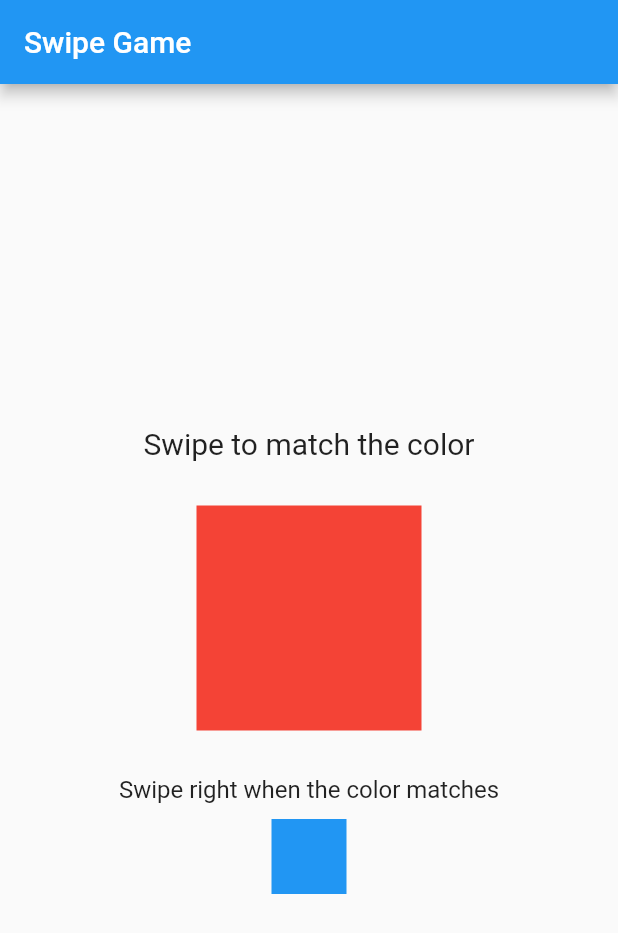
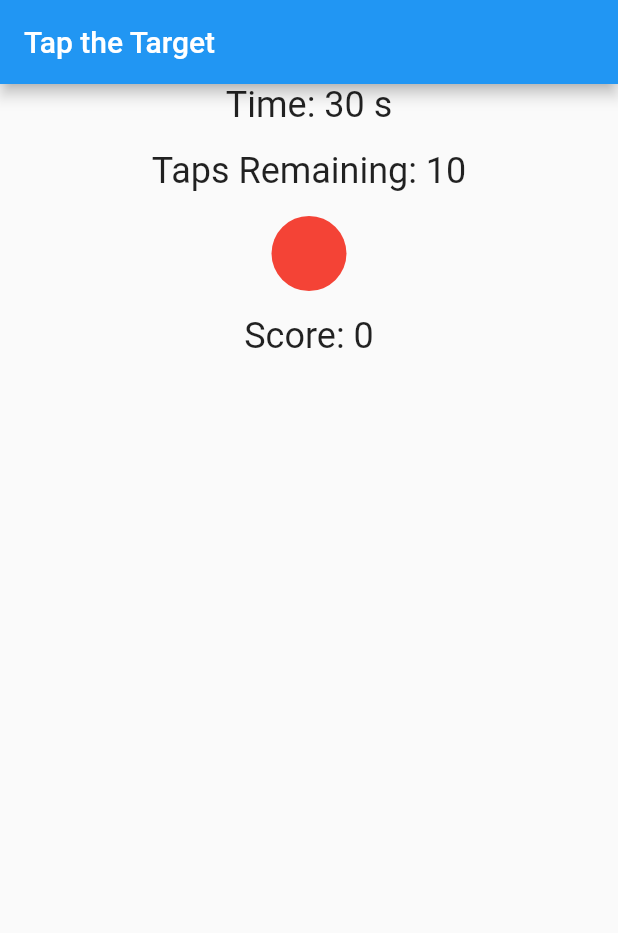
Before and after one commit to Rakibul66/swipdash, a Flutter app: the first screen one second after launch, on a phone screen of 412 x 824 dp. Shown: the top 933 px of the screen. Run offline on Flutter 3.47's test engine with Material 2 defaults, Android fonts, the phone set to English and light mode, and no system bars.

Commit message:
tap the target

```diff
--- a/lib/main.dart
+++ b/lib/main.dart
@@ -1,129 +1,165 @@
 import 'package:flutter/material.dart';
+import 'dart:async';
 import 'dart:math';
 
 void main() {
-  runApp(SwipeGame());
+  runApp(TapTheTargetGame());
 }
 
-class SwipeGame extends StatelessWidget {
+class TapTheTargetGame extends StatelessWidget {
   @override
   Widget build(BuildContext context) {
     return MaterialApp(
-      title: 'Swipe Game',
+      title: 'Tap the Target',
       theme: ThemeData(
         primarySwatch: Colors.blue,
       ),
-      home: SwipeGamePage(),
+      home: GamePage(),
     );
   }
 }
 
-class SwipeGamePage extends StatefulWidget {
+class GamePage extends StatefulWidget {
   @override
-  _SwipeGamePageState createState() => _SwipeGamePageState();
+  _GamePageState createState() => _GamePageState();
 }
 
-class _SwipeGamePageState extends State<SwipeGamePage> {
-  List<Color> colors = [
-    Colors.red,
-    Colors.green,
-    Colors.blue,
-    Colors.yellow,
-    Colors.orange,
-  ];
-  late Color currentColor;
-  late Color targetColor;
-  Random random = Random();
+class _GamePageState extends State<GamePage> {
+  static const int gameTime = 30; // Game duration in seconds
+  static const double targetSize = 50.0;
+  static const double targetSpeed = 150.0;
+  static const int maxTaps = 10; // Maximum taps allowed
+  static const String gameOverText = 'Game Over';
+  static const String tapToRestartText = 'Tap to Restart';
+
+  late Timer _timer;
+  int _timeRemaining = gameTime;
+  int _tapsRemaining = maxTaps;
+  bool _gameOver = false;
+  double _targetX = 0.0;
+  double _targetY = 0.0;
+  Random _random = Random();
+  late Size _screenSize;
+  int _score = 0;
 
   @override
   void initState() {
     super.initState();
-    currentColor = colors[random.nextInt(colors.length)];
-    targetColor = colors[random.nextInt(colors.length)];
+    WidgetsBinding.instance.addPostFrameCallback((_) {
+      _screenSize = MediaQuery.of(context).size;
+      _startGame();
+    });
   }
 
-  void changeColor() {
+  @override
+  void dispose() {
+    _timer.cancel();
+    super.dispose();
+  }
+
+  void _startGame() {
+    _gameOver = false;
+    _timeRemaining = gameTime;
+    _tapsRemaining = maxTaps;
+    _score = 0;
+    _resetTargetPosition();
+
+    _timer = Timer.periodic(Duration(seconds: 1), (timer) {
       setState(() {
-      currentColor = colors[random.nextInt(colors.length)];
-      targetColor = colors[random.nextInt(colors.length)];
+        if (_timeRemaining > 0) {
+          _timeRemaining--;
+        } else {
+          _endGame();
+        }
+      });
+    });
+  }
+
+  void _endGame() {
+    _timer.cancel();
+    _gameOver = true;
+  }
+
+  void _resetTargetPosition() {
+    _targetX = _random.nextDouble() * (_screenSize.width - targetSize);
+    _targetY = _random.nextDouble() * (_screenSize.height - targetSize);
+  }
+
+  void _handleTap() {
+    if (!_gameOver && _tapsRemaining > 0) {
+      setState(() {
+        _score++;
+        _tapsRemaining--;
+        _resetTargetPosition();
+        if (_tapsRemaining == 0) {
+          _endGame();
+        }
+      });
+    }
+  }
+
+  void _restartGame() {
+    setState(() {
+      _startGame();
     });
   }
 
   @override
   Widget build(BuildContext context) {
-    return Scaffold(
+    return GestureDetector(
+      onTap: _gameOver ? _restartGame : _handleTap,
+      child: Scaffold(
         appBar: AppBar(
-        title: Text('Swipe Game'),
+          title: Text('Tap the Target'),
         ),
-      body: GestureDetector(
-        onPanUpdate: (details) {
-          if (details.delta.dx > 0) {
-            // Swipe right
-            if (currentColor == targetColor) {
-              // Color matched
-              showDialog(
-                context: context,
-                builder: (_) => AlertDialog(
-                  title: Text('Congratulations!'),
-                  content: Text('Color matched!'),
-                  actions: [
-                    TextButton(
-                      child: Text('OK'),
-                      onPressed: () {
-                        Navigator.of(context).pop();
-                        changeColor();
-                      },
-                    ),
-                  ],
-                ),
-              );
-            } else {
-              // Color not matched
-              showDialog(
-                context: context,
-                builder: (_) => AlertDialog(
-                  title: Text('Oops!'),
-                  content: Text('Color not matched!'),
-                  actions: [
-                    TextButton(
-                      child: Text('OK'),
-                      onPressed: () {
-                        Navigator.of(context).pop();
-                        changeColor();
-                      },
-                    ),
-                  ],
-                ),
-              );
-            }
-          }
-        },
+        body: SingleChildScrollView(
           child: Center(
             child: Column(
               mainAxisAlignment: MainAxisAlignment.center,
               children: [
                 Text(
-                'Swipe to match the color',
-                style: TextStyle(fontSize: 20),
+                  'Time: $_timeRemaining s',
+                  style: TextStyle(fontSize: 24),
                 ),
-              SizedBox(height: 30),
-              Container(
-                height: 150,
-                width: 150,
-                color: currentColor,
+                SizedBox(height: 16),
+                Text(
+                  'Taps Remaining: $_tapsRemaining',
+                  style: TextStyle(fontSize: 24),
                 ),
-              SizedBox(height: 30),
+                SizedBox(height: 16),
+                _gameOver
+                    ? Column(
+                  children: [
                     Text(
-                'Swipe right when the color matches',
-                style: TextStyle(fontSize: 16),
+                      gameOverText,
+                      style: TextStyle(fontSize: 30),
                     ),
-              SizedBox(height: 10),
-              Container(
-                height: 50,
-                width: 50,
-                color: targetColor,
+                    SizedBox(height: 16),
+                    Text(
+                      tapToRestartText,
+                      style: TextStyle(fontSize: 24),
                     ),
                   ],
+                )
+                    : Container(
+                  width: targetSize,
+                  height: targetSize,
+                  decoration: BoxDecoration(
+                    color: Colors.red,
+                    shape: BoxShape.circle,
+                  ),
+                  margin: EdgeInsets.only(
+                    top: _targetY,
+                    left: _targetX,
+                  ),
+                ),
+                SizedBox(height: 16),
+                Text(
+                  'Score: $_score',
+                  style: TextStyle(fontSize: 24),
+                ),
+              ],
+            ),
           ),
         ),
       ),
```
Also changed, not shown: pubspec.yaml (+3 -7 lines), assets/monkey_game_bg.png (added), preview/Screenshot_20230521-001605.jpg (deleted), preview/Screenshot_20230521-001610.jpg (deleted), preview/Screenshot_20230521-001617.jpg (deleted), 1 other file. Lines whose indentation alone changed are shown as unchanged.
